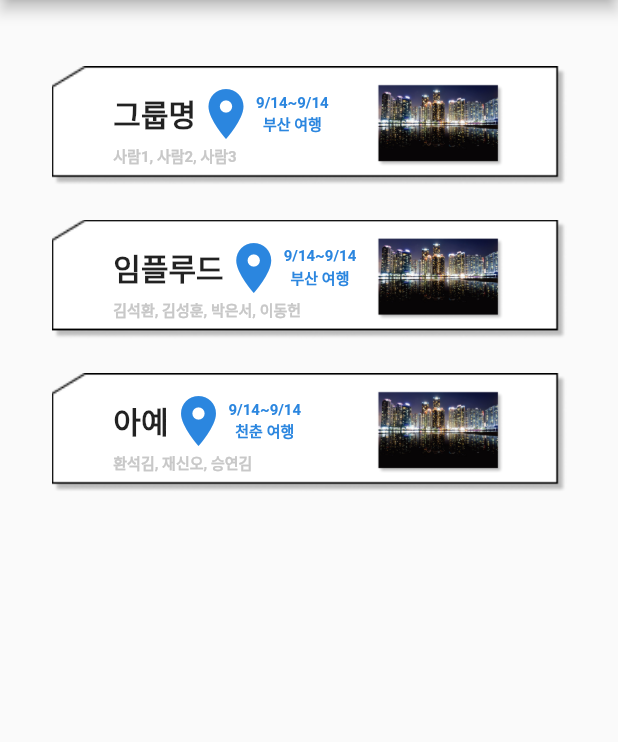
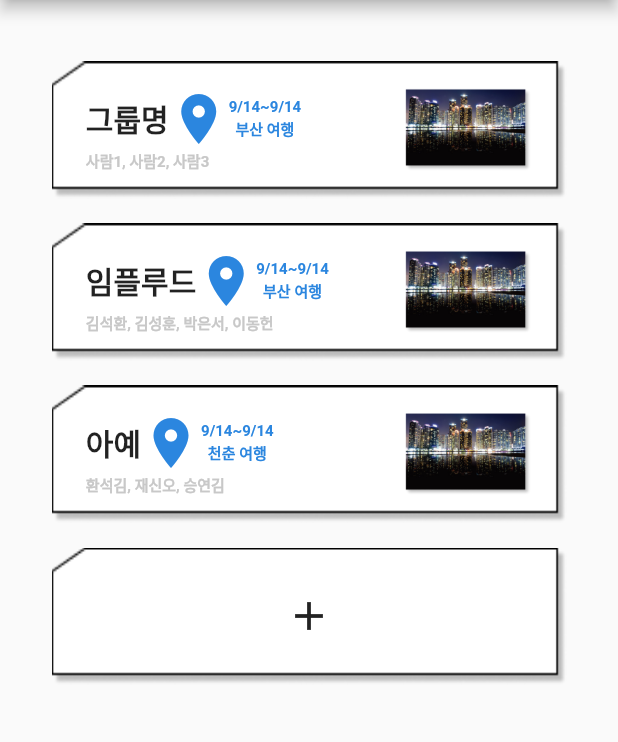
Before and after one commit to implude/grouney, a Flutter app: the screen it shows after launch, on a phone screen of 412 x 824 dp, the part 107-849 px from its top. Run offline on Flutter 3.47's test engine with Material 2 defaults, Android fonts, the phone set to English and light mode, and no system bars; our stand-ins replace get; Roboto replaces fonts that are missing (KBIZgo); statements that could not run were skipped.

Commit message:
feat: add home page

```diff
--- a/lib/home.dart
+++ b/lib/home.dart
@@ -63,41 +63,47 @@ class Home extends StatelessWidget {
             vertical: context.heightTransformer(dividedBy: 20)),
         child: ListView.separated(
             physics: const BouncingScrollPhysics(),
-            itemBuilder: (_, index) =>
-                Center(child: _GroupItem(data: _dataList[index])),
+            itemBuilder: (_, index) => Center(
+                child: _GroupItem(
+                    data: index == _dataList.length ? null : _dataList[index])),
             separatorBuilder: (_, __) =>
                 SizedBox(height: context.heightTransformer(dividedBy: 50)),
-            itemCount: _dataList.length),
+            itemCount: _dataList.length + 1),
       ),
     );
   }
 }
 
 class _GroupItem extends StatelessWidget {
-  final _GroupData data;
+  final _GroupData? data;
 
-  const _GroupItem({Key? key, required this.data}) : super(key: key);
+  const _GroupItem({Key? key, this.data}) : super(key: key);
 
   @override
   Widget build(BuildContext context) {
-    return Container(
+    return RawMaterialButton(
+      onPressed: () {},
+      child: Container(
           width: context.widthTransformer(dividedBy: 1.2),
-        height: context.heightTransformer(dividedBy: 9.6),
+          height: context.heightTransformer(dividedBy: 9),
           decoration: const BoxDecoration(
               image: DecorationImage(
-                scale: 0.1,
+                  fit: BoxFit.fill,
                   image: AssetImage("assets/images/group_outline.png"))),
           child: Padding(
             padding: EdgeInsets.symmetric(
-              horizontal: context.widthTransformer(dividedBy: 10)),
-          child: Row(children: [
+                horizontal: context.widthTransformer(dividedBy: 18)),
+            child: data == null
+                ? IconButton(
+                    iconSize: 32, onPressed: () {}, icon: const Icon(Icons.add))
+                : Row(children: [
                     Column(
                         mainAxisAlignment: MainAxisAlignment.center,
                         crossAxisAlignment: CrossAxisAlignment.start,
                         children: [
                           Row(
                             children: [
-                      Text(data.name,
+                              Text(data!.name,
                                   style: const TextStyle(
                                       fontSize: 20,
                                       fontFamily: "KBIZgo",
@@ -109,14 +115,12 @@ class _GroupItem extends StatelessWidget {
                               ),
                               Column(children: () {
                                 final formatter = DateFormat("M/dd");
-                        final range = data.dateRange;
+                                final range = data!.dateRange;
                                 return [
-                          "${formatter.format(range.start)}~${formatter.format(
-                              range.end)}",
-                          "${data.destination} 여행"
+                                  "${formatter.format(range.start)}~${formatter.format(range.end)}",
+                                  "${data!.destination} 여행"
                                 ]
-                            .map((e) =>
-                            Text(e,
+                                    .map((e) => Text(e,
                                         style: const TextStyle(
                                             color: Palatte.myblue,
                                             fontFamily: "KBIZgo",
@@ -126,7 +130,7 @@ class _GroupItem extends StatelessWidget {
                               }())
                             ],
                           ),
-                  Text(data.people.join(", "),
+                          Text(data!.people.join(", "),
                               style: const TextStyle(
                                   color: Color(0xFFC8C8C8),
                                   fontSize: 10,
@@ -136,7 +140,8 @@ class _GroupItem extends StatelessWidget {
                     const Expanded(child: SizedBox.shrink()),
                     Image.asset("assets/images/부산.png", scale: 6)
                   ]),
-        ));
+          )),
+    );
   }
 }
 
```
Also changed, not shown: pubspec.lock. Lines whose indentation alone changed are shown as unchanged.
